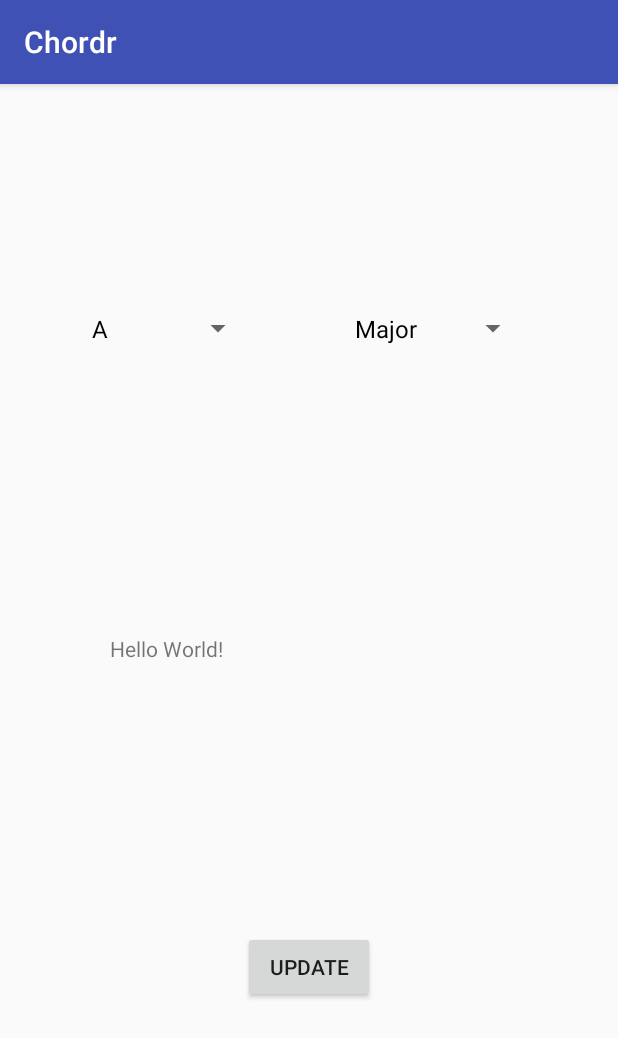
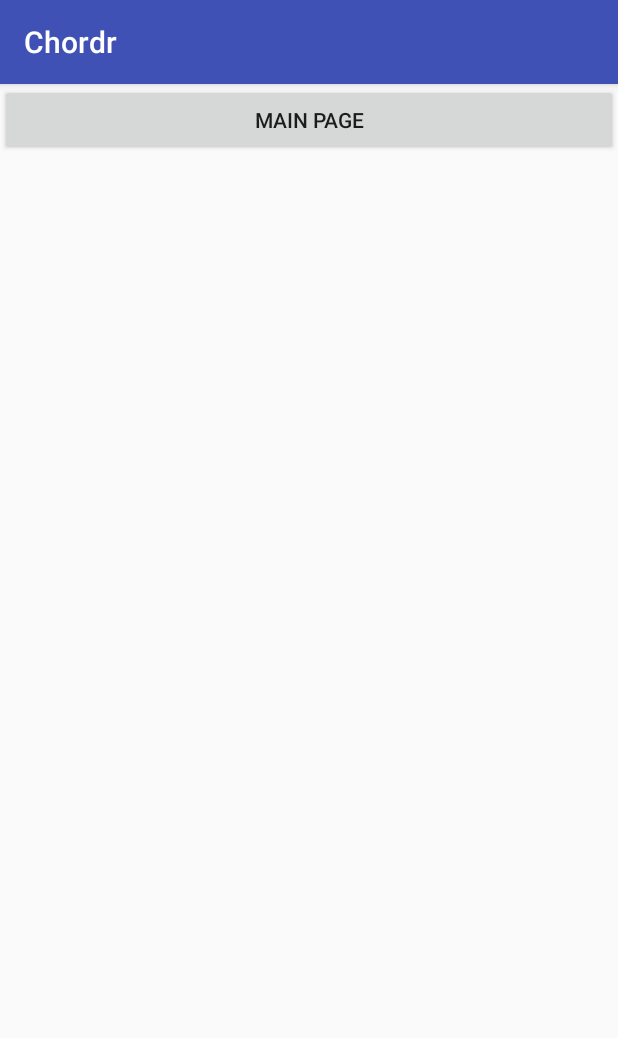
Before and after one commit to eriktanner/ChordrApplication, an Android app: the screen it shows after launch (MainActivity before the commit, LoginActivity after it), on a phone screen of 412 x 824 dp. Shown: the top 1038 px of the screen. Run offline under Robolectric (Android 15) with nearby library versions, the phone set to English and light mode, and no system bars.

Commit message:
Added LoginPage and its XMLs

```diff
--- a/app/build.gradle
+++ b/app/build.gradle
@@ -34,3 +34,5 @@ dependencies {
 repositories {
     mavenCentral()
 }
+
+apply plugin: 'kotlin-android'
--- a/app/src/main/AndroidManifest.xml
+++ b/app/src/main/AndroidManifest.xml
@@ -14,13 +14,15 @@
         android:roundIcon="@mipmap/ic_launcher_round"
         android:supportsRtl="true"
         android:theme="@style/AppTheme">
-        <activity android:name=".MainActivity">
+        <activity android:name=".LoginActivity">
             <intent-filter>
                 <action android:name="android.intent.action.MAIN" />
 
                 <category android:name="android.intent.category.LAUNCHER" />
             </intent-filter>
         </activity>
+        <activity android:name=".MainActivity">
+        </activity>
     </application>
 
 </manifest>
--- /dev/null
+++ b/app/src/main/java/com/euna/chordr/LoginActivity.kt
@@ -0,0 +1,42 @@
+package com.euna.chordr
+
+import android.content.Intent
+import android.os.Bundle
+import android.support.v7.app.AppCompatActivity
+import android.widget.Button
+
+
+
+/**
+ * This Class handles everything pertaining to playing
+ * sound files
+ */
+class LoginActivity : AppCompatActivity() {
+
+
+
+    private var GoToMainButton: Button? = null
+
+
+    override fun onCreate(savedInstanceState: Bundle?) {
+        super.onCreate(savedInstanceState)
+        setContentView(R.layout.activity_login)
+        initializeFindByViews()
+        initializeOnClickListeners()
+    }
+
+
+    private fun initializeFindByViews() {
+        GoToMainButton = findViewById(R.id.bGoToMainActivity) as Button
+
+    }
+
+
+    private fun initializeOnClickListeners() {
+        GoToMainButton!!.setOnClickListener {
+            val PageTransition = Intent(this, MainActivity::class.java)
+            startActivity(PageTransition)
+        }
+
+    }
+}
--- a/app/src/main/java/com/euna/chordr/MainActivity.kt
+++ b/app/src/main/java/com/euna/chordr/MainActivity.kt
@@ -1,5 +1,6 @@
 package com.euna.chordr
 
+import android.content.Intent
 import android.os.Bundle
 import android.support.v7.app.AppCompatActivity
 import android.widget.ArrayAdapter
@@ -12,7 +13,8 @@ class MainActivity : AppCompatActivity() {
 
     private var keyPicker: Spinner? = null
     private var modePicker: Spinner? = null
-    private var updateButton: Button? = null
+    private var bUpdate: Button? = null
+    private var bBack: Button? = null
     private var chordsDisplay: TextView? = null
 
     internal var chords = Chords()
@@ -26,7 +28,8 @@ class MainActivity : AppCompatActivity() {
 
 
     private fun initializeFindByViews() {
-        updateButton = findViewById(R.id.updateButton) as Button
+        bUpdate = findViewById(R.id.updateButton) as Button
+        bBack = findViewById(R.id.bGoToLogin) as Button
         chordsDisplay = findViewById(R.id.chordsDisplay) as TextView
 
         keyPicker = findViewById(R.id.keyPicker) as Spinner
@@ -40,7 +43,7 @@ class MainActivity : AppCompatActivity() {
 
 
     private fun initializeOnClickListeners() {
-        updateButton!!.setOnClickListener {
+        bUpdate!!.setOnClickListener {
             var total = ""
             val key = keyPicker!!.selectedItem.toString()
             val chordsInKey: Array<String>
@@ -59,5 +62,10 @@ class MainActivity : AppCompatActivity() {
 
             chordsDisplay!!.text = total
         }
+
+        bBack!!.setOnClickListener {
+            val PageTransition = Intent(this, LoginActivity::class.java)
+            startActivity(PageTransition)
+        }
     }
 }
--- /dev/null
+++ b/app/src/main/res/layout-land/activity_login.xml
@@ -0,0 +1,6 @@
+<?xml version="1.0" encoding="utf-8"?>
+<LinearLayout xmlns:android="http://schemas.android.com/apk/res/android"
+    android:orientation="vertical" android:layout_width="match_parent"
+    android:layout_height="match_parent">
+
+</LinearLayout>
--- /dev/null
+++ b/app/src/main/res/layout-large-land/activity_login.xml
@@ -0,0 +1,6 @@
+<?xml version="1.0" encoding="utf-8"?>
+<LinearLayout xmlns:android="http://schemas.android.com/apk/res/android"
+    android:orientation="vertical" android:layout_width="match_parent"
+    android:layout_height="match_parent">
+
+</LinearLayout>
--- /dev/null
+++ b/app/src/main/res/layout-large/activity_login.xml
@@ -0,0 +1,6 @@
+<?xml version="1.0" encoding="utf-8"?>
+<LinearLayout xmlns:android="http://schemas.android.com/apk/res/android"
+    android:orientation="vertical" android:layout_width="match_parent"
+    android:layout_height="match_parent">
+
+</LinearLayout>
--- /dev/null
+++ b/app/src/main/res/layout-xlarge-land/activity_login.xml
@@ -0,0 +1,6 @@
+<?xml version="1.0" encoding="utf-8"?>
+<LinearLayout xmlns:android="http://schemas.android.com/apk/res/android"
+    android:orientation="vertical" android:layout_width="match_parent"
+    android:layout_height="match_parent">
+
+</LinearLayout>
--- /dev/null
+++ b/app/src/main/res/layout-xlarge/activity_login.xml
@@ -0,0 +1,6 @@
+<?xml version="1.0" encoding="utf-8"?>
+<LinearLayout xmlns:android="http://schemas.android.com/apk/res/android"
+    android:orientation="vertical" android:layout_width="match_parent"
+    android:layout_height="match_parent">
+
+</LinearLayout>
--- /dev/null
+++ b/app/src/main/res/layout/activity_login.xml
@@ -0,0 +1,15 @@
+<?xml version="1.0" encoding="utf-8"?>
+<android.support.constraint.ConstraintLayout xmlns:android="http://schemas.android.com/apk/res/android"
+xmlns:app="http://schemas.android.com/apk/res-auto"
+xmlns:tools="http://schemas.android.com/tools"
+android:layout_width="match_parent"
+android:layout_height="match_parent"
+tools:context="com.euna.chordr.LoginActivity">
+
+<Button
+    android:id="@+id/bGoToMainActivity"
+    android:layout_width="match_parent"
+    android:layout_height="wrap_content"
+    android:text="Main Page" />
+
+</android.support.constraint.ConstraintLayout>
--- a/app/src/main/res/layout/activity_main.xml
+++ b/app/src/main/res/layout/activity_main.xml
@@ -50,4 +50,12 @@
         app:layout_constraintTop_toTopOf="parent"
         app:layout_constraintVertical_bias="0.784" />
 
+    <Button
+        android:id="@+id/bGoToLogin"
+        android:layout_width="wrap_content"
+        android:layout_height="wrap_content"
+        android:text="Back"
+        tools:layout_editor_absoluteX="29dp"
+        tools:layout_editor_absoluteY="446dp" />
+
 </android.support.constraint.ConstraintLayout>
```
